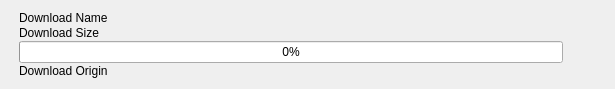
The window that src/ui/downloads/DownloadItem.ui (LeFroid/Viper-Browser) describes before a commit, drawn with Qt 5.
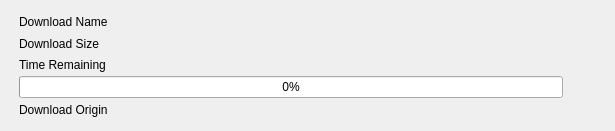
The same window after the commit. Icons and pictures are not drawn.

Commit message: Download UI: Show estimated time to complete the download

What changed in the file:
```diff
--- a/src/ui/downloads/DownloadItem.ui
+++ b/src/ui/downloads/DownloadItem.ui
@@ -7,7 +7,7 @@
     <x>0</x>
     <y>0</y>
     <width>615</width>
-    <height>85</height>
+    <height>131</height>
    </rect>
   </property>
   <property name="windowTitle">
@@ -55,6 +55,16 @@
        </property>
       </widget>
      </item>
+     <item>
+      <widget class="QLabel" name="labelEstimatedTimeLeft">
+       <property name="text">
+        <string>Time Remaining</string>
+       </property>
+       <property name="textInteractionFlags">
+        <set>Qt::NoTextInteraction</set>
+       </property>
+      </widget>
+     </item>
      <item>
       <widget class="QProgressBar" name="progressBarDownload">
        <property name="value">
```
The commit also changes 2 other files.
